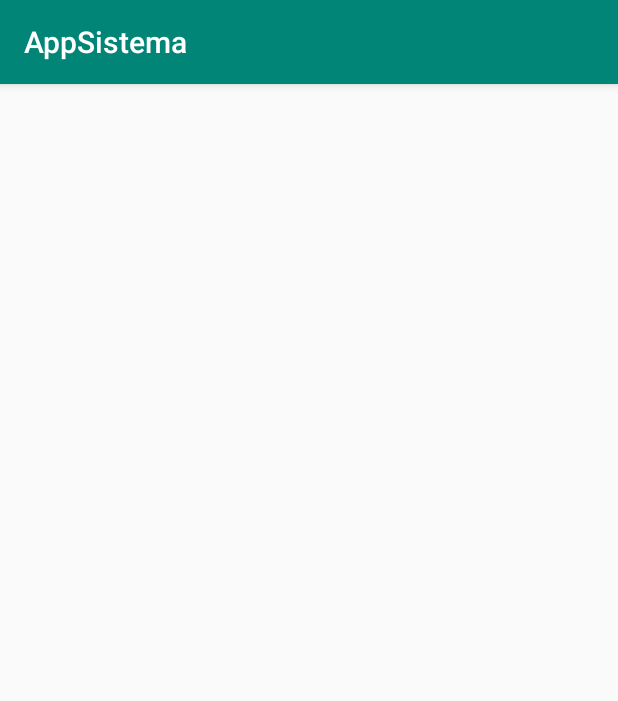
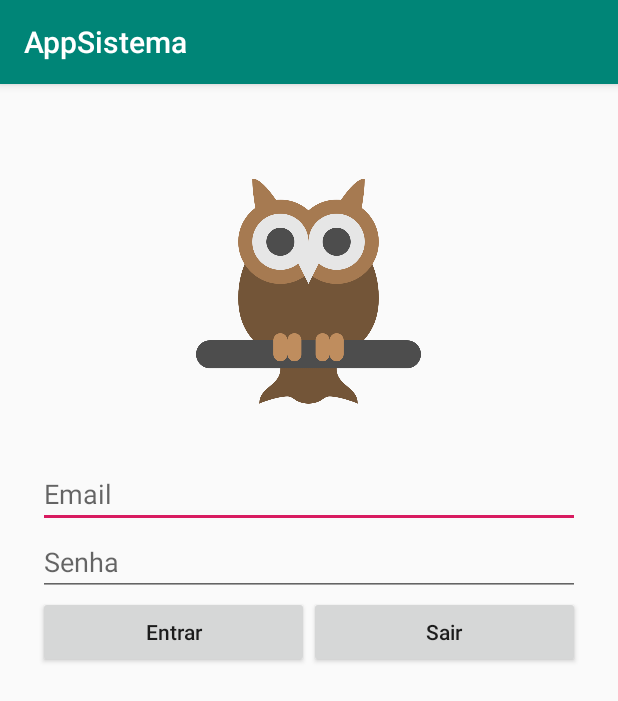
Before and after one commit to felipemendes74/AppSistema, an Android app: the Login_Activity screen opened directly, with no data from a screen before it, on a phone screen of 412 x 824 dp. Shown: the top 701 px of the screen. Run offline under Robolectric (Android 15) with nearby library versions, the phone set to English and light mode, and no system bars.

Commit message:
hell yeah!

```diff
--- a/app/src/main/res/layout/login_layout.xml
+++ b/app/src/main/res/layout/login_layout.xml
@@ -1,9 +1,54 @@
 <?xml version="1.0" encoding="utf-8"?>
-<androidx.constraintlayout.widget.ConstraintLayout xmlns:android="http://schemas.android.com/apk/res/android"
+<LinearLayout xmlns:android="http://schemas.android.com/apk/res/android"
     xmlns:app="http://schemas.android.com/apk/res-auto"
     xmlns:tools="http://schemas.android.com/tools"
     android:layout_width="match_parent"
     android:layout_height="match_parent"
+    android:orientation="vertical"
     tools:context=".Login_Activity">
 
-</androidx.constraintlayout.widget.ConstraintLayout>
+    <LinearLayout
+        android:layout_width="match_parent"
+        android:layout_height="match_parent"
+        android:layout_margin="25dp"
+        android:orientation="vertical">
+
+        <ImageView
+            android:layout_width="150dp"
+            android:layout_height="225dp"
+            android:layout_gravity="center"
+            android:src="@drawable/logo" />
+
+        <EditText
+            android:layout_width="match_parent"
+            android:layout_height="wrap_content"
+            android:hint="Email"
+            android:inputType="textEmailAddress" />
+
+        <EditText
+            android:layout_width="match_parent"
+            android:layout_height="wrap_content"
+            android:hint="Senha"
+            android:inputType="textPassword" />
+
+        <LinearLayout
+            android:layout_width="match_parent"
+            android:layout_height="wrap_content"
+            android:orientation="horizontal">
+
+            <Button
+                android:layout_width="wrap_content"
+                android:layout_height="wrap_content"
+                android:layout_weight="1"
+                android:text="Entrar"
+                android:textAllCaps="false" />
+
+            <Button
+                android:layout_width="wrap_content"
+                android:layout_height="wrap_content"
+                android:layout_weight="1"
+                android:text="Sair"
+                android:textAllCaps="false" />
+        </LinearLayout>
+    </LinearLayout>
+</LinearLayout>
```
